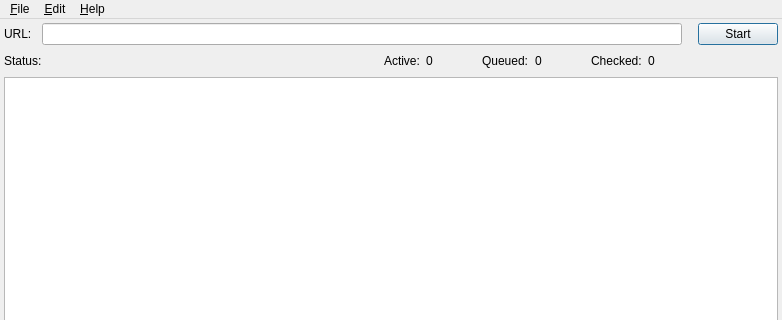
Before: the Qt Designer form linkcheck/gui/ui/main.ui in wummel/linkchecker, drawn with Qt 5; both pictures show x 0 to 782 and y 0 to 320 of the 782 by 664 pixel window.
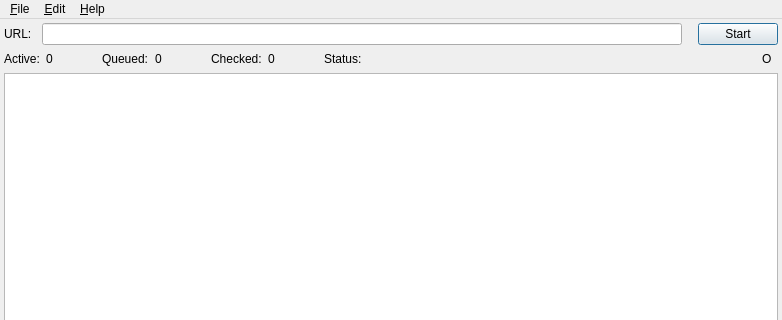
After: the same form once the commit is applied. Icons and pictures are not drawn. Custom widgets are drawn as their Qt base class.

Commit message: Display status info in main window.

```diff
--- a/linkcheck/gui/ui/main.ui
+++ b/linkcheck/gui/ui/main.ui
@@ -115,26 +115,6 @@
       <property name="topMargin">
        <number>0</number>
       </property>
-      <item>
-       <widget class="QLabel" name="label_15">
-        <property name="text">
-         <string>Status:</string>
-        </property>
-       </widget>
-      </item>
-      <item>
-       <widget class="QLabel" name="label_status">
-        <property name="sizePolicy">
-         <sizepolicy hsizetype="MinimumExpanding" vsizetype="Preferred">
-          <horstretch>0</horstretch>
-          <verstretch>0</verstretch>
-         </sizepolicy>
-        </property>
-        <property name="text">
-         <string/>
-        </property>
-       </widget>
-      </item>
       <item>
        <widget class="QLabel" name="label_32">
         <property name="text">
@@ -196,20 +176,43 @@
        </widget>
       </item>
       <item>
-       <spacer name="horizontalSpacer_3">
-        <property name="orientation">
-         <enum>Qt::Horizontal</enum>
+       <widget class="QLabel" name="label_15">
+        <property name="text">
+         <string>Status:</string>
         </property>
-        <property name="sizeType">
-         <enum>QSizePolicy::Fixed</enum>
+       </widget>
+      </item>
+      <item>
+       <widget class="QLabel" name="label_status">
+        <property name="sizePolicy">
+         <sizepolicy hsizetype="MinimumExpanding" vsizetype="Preferred">
+          <horstretch>0</horstretch>
+          <verstretch>0</verstretch>
+         </sizepolicy>
         </property>
-        <property name="sizeHint" stdset="0">
+        <property name="text">
+         <string/>
+        </property>
+       </widget>
+      </item>
+      <item>
+       <widget class="QLabel" name="label_busy">
+        <property name="sizePolicy">
+         <sizepolicy hsizetype="Fixed" vsizetype="Fixed">
+          <horstretch>16</horstretch>
+          <verstretch>16</verstretch>
+         </sizepolicy>
+        </property>
+        <property name="minimumSize">
          <size>
-          <width>80</width>
-          <height>20</height>
+          <width>16</width>
+          <height>16</height>
          </size>
         </property>
-       </spacer>
+        <property name="text">
+         <string>O</string>
+        </property>
+       </widget>
       </item>
      </layout>
     </item>
```
The commit also changes 9 other files.
